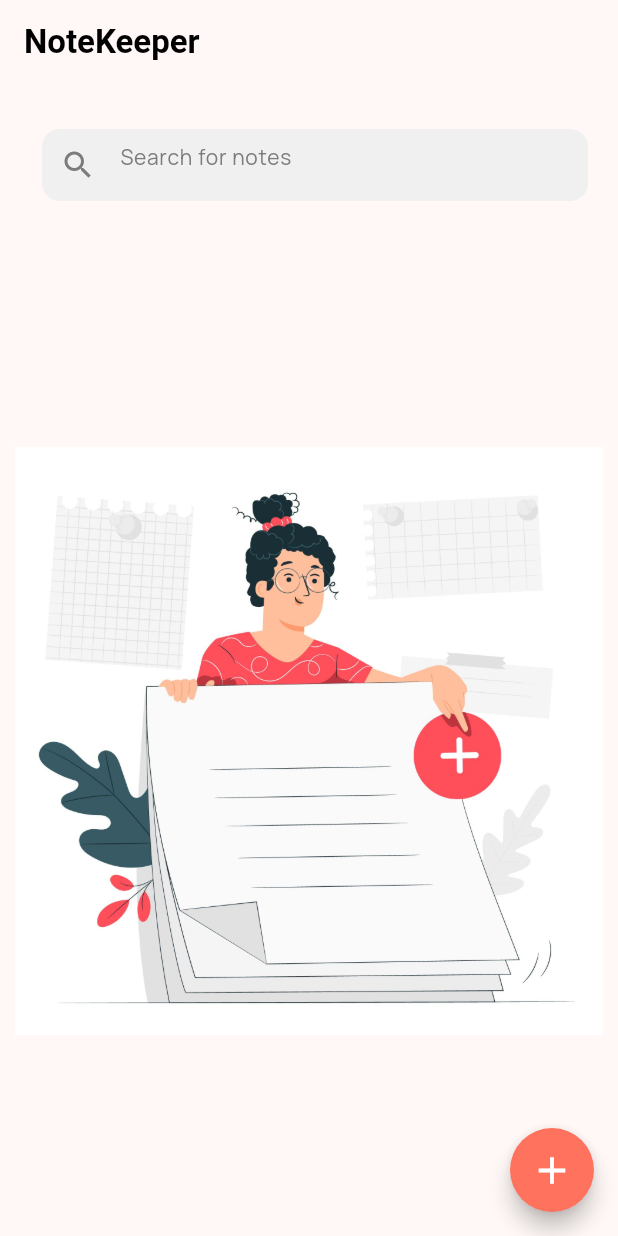
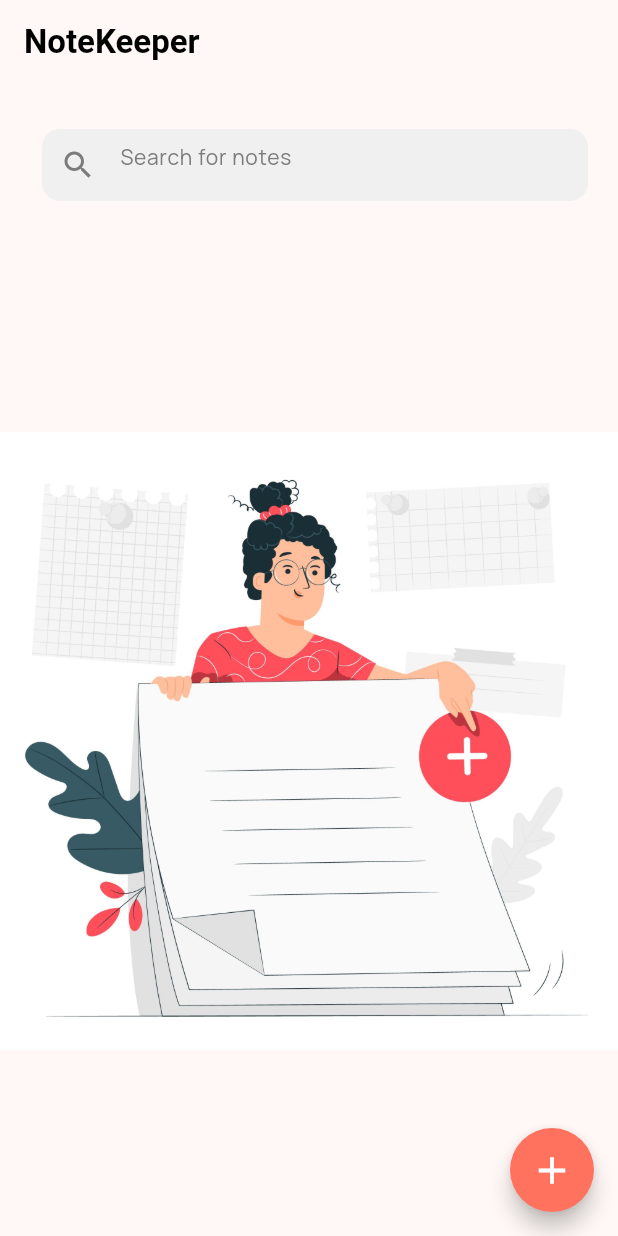
Before and after one commit to namankk/note_keeper_flutter_app, a Flutter app: the screen it shows after launch, on a phone screen of 412 x 824 dp. Run offline on Flutter 3.47's test engine with Material 2 defaults, Android fonts, the phone set to English and light mode, and no system bars; our stand-ins replace dartz, equatable, flutter_bloc, flutter_svg, get_it, go_router and 3 more; accounts and stored records are empty.

Commit message:
- GridView padding added at bottom

```diff
--- a/lib/features/note_keeper_core_feature/presenter/pages/home_page.dart
+++ b/lib/features/note_keeper_core_feature/presenter/pages/home_page.dart
@@ -93,10 +93,8 @@ class MainView extends StatelessWidget {
 
   @override
   Widget build(BuildContext context) {
-    return BlocBuilder<HomePageBloc, HomePageStates>(builder: (context, state) {
-      return Container(
-        padding: const EdgeInsets.all(10.0),
-        child: switch (state) {
+    return BlocBuilder<HomePageBloc, HomePageStates>(
+        builder: (context, state) => switch (state) {
               HomePageLoadingStates() => const LoadingWidget(),
               HomePageEmptyStates() => const EmptyWidget(),
               HomePageEmptyFilterStates() => const NoResultFoundWidget(
@@ -106,13 +104,11 @@ class MainView extends StatelessWidget {
               HomePageErrorStates() => const NoResultFoundWidget(
                   imagePath: "lib/core/assets/something.svg",
                   titleText: "Ups!... something went wrong!!"),
-          HomePageSuccessStates() => GridViewOfNotesWidget(newData: state.data)
-        },
-      );
+              HomePageSuccessStates() =>
+                GridViewOfNotesWidget(newData: state.data)
             });
   }
 }
-
 
 class EmptyWidget extends StatelessWidget {
   const EmptyWidget({
@@ -140,13 +136,14 @@ class GridViewOfNotesWidget extends StatelessWidget {
   @override
   Widget build(BuildContext context) {
     return GridView.builder(
+      padding: const EdgeInsets.symmetric(vertical: 10.0,horizontal: 10.0),
       gridDelegate: const SliverGridDelegateWithFixedCrossAxisCount(
           crossAxisCount: 2, crossAxisSpacing: 10.0, mainAxisSpacing: 10.0),
       itemBuilder: (context, index) {
         final noteEntity = newData[index];
         return InkWell(
-          onTap: (){
-            context.goNamed(RouteNames.addNote,extra: noteEntity);
+          onTap: () {
+            context.goNamed(RouteNames.addNote, extra: noteEntity);
           },
           child: Container(
             decoration: BoxDecoration(
@@ -156,15 +153,13 @@ class GridViewOfNotesWidget extends StatelessWidget {
             ),
             padding: const EdgeInsets.all(10.0),
             child: Column(
-              crossAxisAlignment: CrossAxisAlignment.start,
+              crossAxisAlignment: CrossAxisAlignment.stretch,
               children: [
-                Flexible(
-                  child: Text(
+                Text(
                   noteEntity.title,
                   style: GoogleFonts.margarine(
                     color: Colors.black,
                     fontSize: 14,
-                    ),
                   ),
                 ),
                 Expanded(
@@ -174,7 +169,6 @@ class GridViewOfNotesWidget extends StatelessWidget {
                       color: Colors.black,
                       fontSize: 12,
                     ),
-                    softWrap: true,
                   ),
                 ),
               ],
```
Lines whose indentation alone changed are shown as unchanged.
